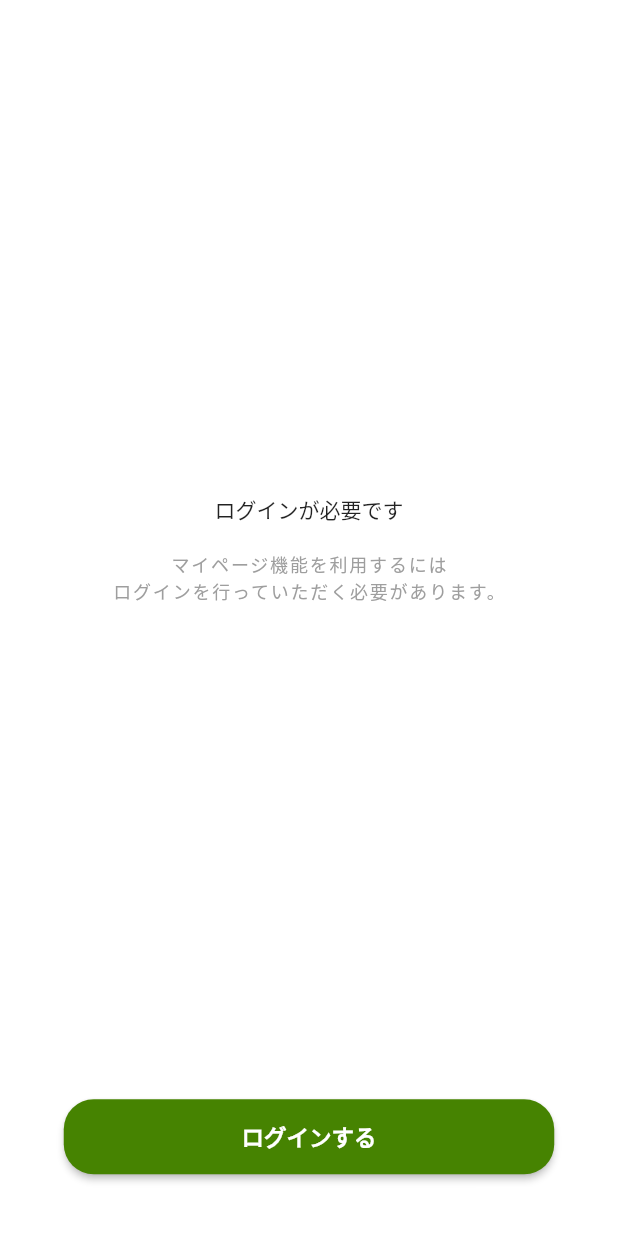
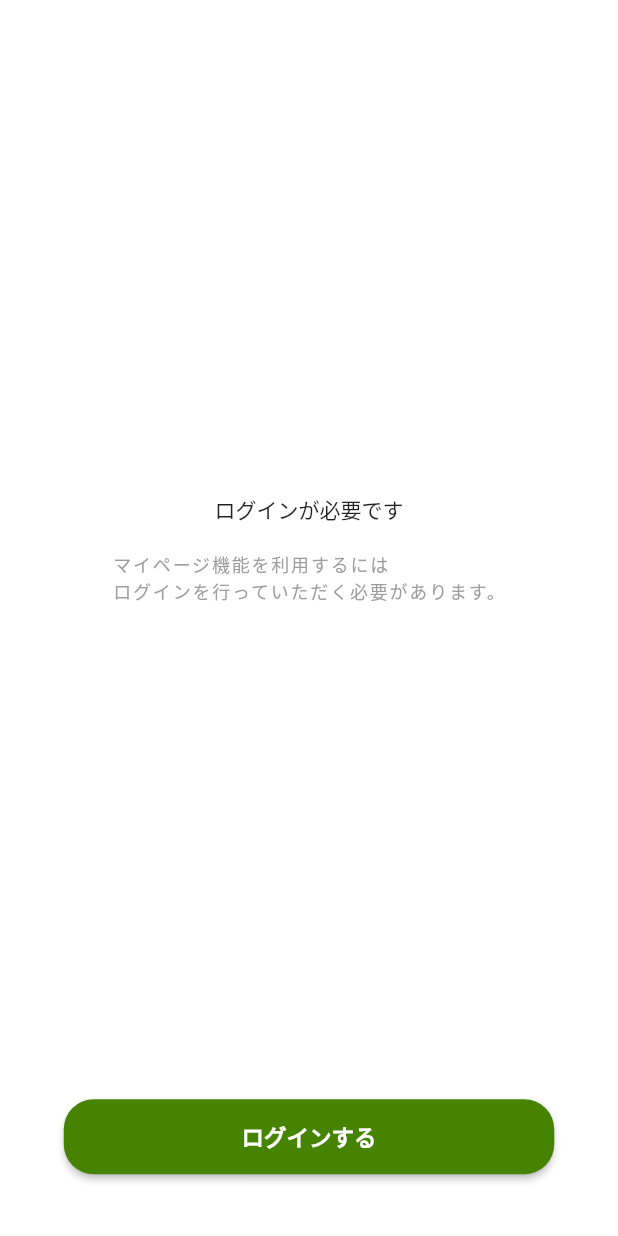
Before and after one commit to shinonome-inc/mobile_takahiro2_basic_flutter, a Flutter app: the NoLogin screen opened directly, on a phone screen of 412 x 824 dp. Run offline on Flutter 3.47's test engine with Material 2 defaults, Android fonts, the phone set to English and light mode, and no system bars; our stand-ins replace connectivity_plus, shared_preferences, webview_flutter; accounts and stored records are empty; Roboto replaces fonts that are missing (Noto Sans JP).

Commit message:
change_to_login_components

```diff
--- a/qiita_app/lib/components/no_login.dart
+++ b/qiita_app/lib/components/no_login.dart
@@ -26,15 +26,7 @@ class NoLogin extends StatelessWidget {
             height: 17,
           ),
           const Text(
-            "マイページ機能を利用するには",
-            style: TextStyle(
-              fontSize: 12,
-              color: Colors.grey,
-              letterSpacing: 1.2,
-            ),
-          ),
-          const Text(
-            "ログインを行っていただく必要があります。",
+            "マイページ機能を利用するには\nログインを行っていただく必要があります。",
             style: TextStyle(
               fontSize: 12,
               color: Colors.grey,
--- a/qiita_app/lib/components/search_app_bar.dart
+++ b/qiita_app/lib/components/search_app_bar.dart
@@ -17,7 +17,7 @@ class SearchAppBar extends StatelessWidget implements PreferredSizeWidget {
       toolbarHeight: 96,
       elevation: 0.0,
       backgroundColor: Colors.white,
-      automaticallyImplyLeading: fal
+      automaticallyImplyLeading: false,
       title: const Text(
         'Feed',
         style: TextStyle(
```
Also changed, not shown: qiita_app/lib/pages/top_page.dart (+3 -24 lines).
